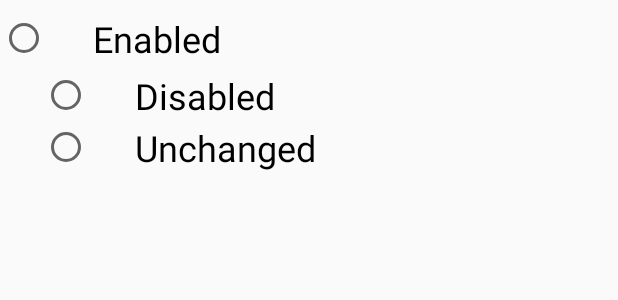
After one commit to vatsalAgrawal0/MyTask, an Android app: the layout dialog_pedu.xml on its own in the app's theme, with its tools: preview values and no code run, on a phone screen of 412 x 824 dp. The commit adds this screen. Shown: the top 300 px of the screen. Run offline under Robolectric (Android 15) with nearby library versions, the phone set to English and light mode, and no system bars.

Commit message:
More Dialog Implementation

```diff
--- a/app/build.gradle
+++ b/app/build.gradle
@@ -4,7 +4,7 @@ android {
     compileSdkVersion 28
     defaultConfig {
         applicationId "com.group13.mytask"
-        minSdkVersion 24
+        minSdkVersion 23
         targetSdkVersion 28
         versionCode 1
         versionName "1.0"
@@ -16,10 +16,12 @@ android {
             proguardFiles getDefaultProguardFile('proguard-android.txt'), 'proguard-rules.pro'
         }
     }
+    productFlavors {
+    }
 }
 
 dependencies {
-    implementation fileTree(dir: 'libs', include: ['*.jar'])
+    implementation fileTree(include: ['*.jar'], dir: 'libs')
     implementation 'com.android.support:appcompat-v7:28.0.0'
     implementation 'com.android.support:design:28.0.0'
     implementation 'com.android.support.constraint:constraint-layout:1.1.3'
--- a/app/src/main/res/layout/activity_trigger_settings.xml
+++ b/app/src/main/res/layout/activity_trigger_settings.xml
@@ -17,7 +17,7 @@
         android:textSize="19sp"
         app:layout_constraintEnd_toEndOf="parent"
         app:layout_constraintStart_toStartOf="parent"
-        app:layout_constraintTop_toBottomOf="@+id/button10" />
+        app:layout_constraintTop_toBottomOf="@+id/but_time" />
 
     <TextView
         android:id="@+id/textView5"
@@ -82,7 +82,7 @@
         app:layout_constraintTop_toBottomOf="@+id/textView3" />
 
     <Button
-        android:id="@+id/button10"
+        android:id="@+id/but_time"
         android:layout_width="358dp"
         android:layout_height="46dp"
         android:layout_marginStart="8dp"
--- /dev/null
+++ b/app/src/main/res/layout/dialog_pedu.xml
@@ -0,0 +1,42 @@
+<?xml version="1.0" encoding="utf-8"?>
+<RelativeLayout xmlns:android="http://schemas.android.com/apk/res/android"
+    android:layout_width="match_parent" android:layout_height="match_parent">
+
+    <RadioButton
+        android:id="@+id/radioButton"
+        android:layout_width="168dp"
+        android:layout_height="wrap_content"
+        android:layout_alignParentStart="true"
+        android:layout_alignParentTop="true"
+        android:layout_marginStart="0dp"
+        android:layout_marginTop="9dp"
+        android:checked="false"
+        android:clickable="true"
+        android:text="     Enabled"
+        android:textSize="24sp" />
+
+    <RadioButton
+        android:id="@+id/radioButton3"
+        android:layout_width="176dp"
+        android:layout_height="wrap_content"
+        android:layout_below="@+id/radioButton"
+        android:layout_alignParentEnd="true"
+        android:layout_marginTop="5dp"
+        android:layout_marginEnd="208dp"
+        android:clickable="true"
+        android:text="     Disabled"
+        android:textSize="24sp" />
+
+    <RadioButton
+        android:id="@+id/radioButton4"
+        android:layout_width="222dp"
+        android:layout_height="wrap_content"
+        android:layout_below="@+id/radioButton3"
+        android:layout_alignParentEnd="true"
+        android:layout_marginTop="2dp"
+        android:layout_marginEnd="162dp"
+        android:clickable="true"
+        android:text="     Unchanged"
+        android:textSize="24sp" />
+
+</RelativeLayout>
--- a/build.gradle
+++ b/build.gradle
@@ -7,7 +7,7 @@ buildscript {
         jcenter()
     }
     dependencies {
-        classpath 'com.android.tools.build:gradle:3.2.1'
+        classpath 'com.android.tools.build:gradle:3.3.0'
 
 
         // NOTE: Do not place your application dependencies here; they belong
```
Also changed, not shown: app/src/main/java/com/group13/mytask/TriggerActivitySettings.java (+53 -2 lines), app/src/main/res/layout/dialog_pbrightness.xml (added, +33 -0 lines), app/src/main/res/layout/dialog_pvolume.xml (added, +33 -0 lines), app/src/main/res/layout/dialog_tbattery.xml (added, +33 -0 lines), app/src/main/res/layout/dialog_volume.xml (deleted, +0 -12 lines), app/src/main/res/layout/trigger_pnamelistview.xml (added, +24 -0 lines), app/src/main/res/layout/pt_listview.xml (renamed from app/src/main/res/layout/profiles_listview.xml), gradle/wrapper/gradle-wrapper.properties.
